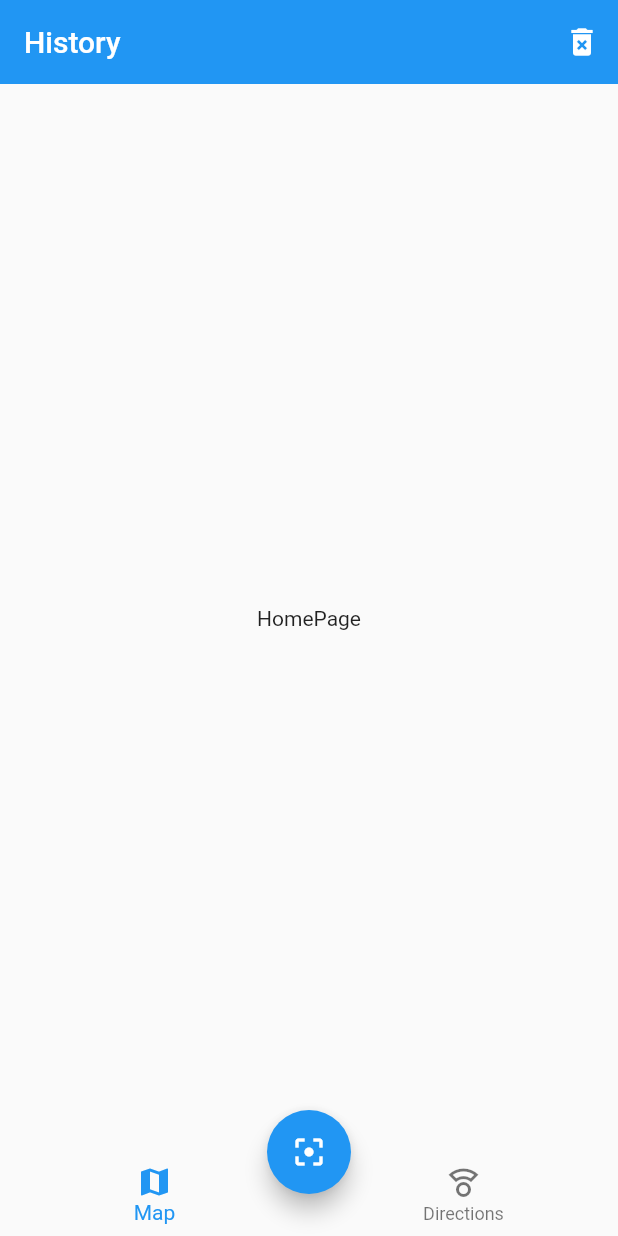
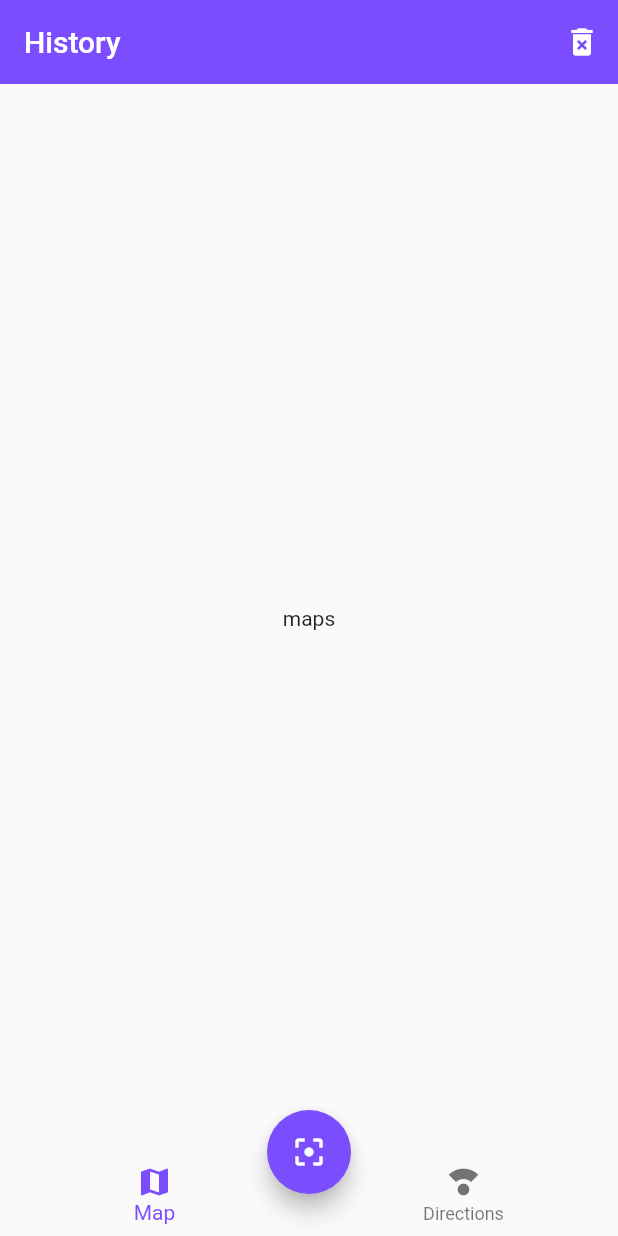
Before and after one commit to LuisRG98/qr-scanner, a Flutter app: the screen it shows after launch, after a tap on the "filter center focus" icon, on a phone screen of 412 x 824 dp. Run offline on Flutter 3.47's test engine with Material 2 defaults, Android fonts, the phone set to English and light mode, and no system bars; missing offline and left inert: flutter_barcode_scanner.

Commit message:
camera implemented

```diff
--- a/lib/main.dart
+++ b/lib/main.dart
@@ -1,4 +1,6 @@
 import 'package:flutter/material.dart';
+import 'package:provider/provider.dart';
+import 'package:qr_reader/providers/ui_provider.dart';
 
 import 'pages/pages.dart';
 
@@ -9,7 +11,13 @@ class MyApp extends StatelessWidget {
 
   @override
   Widget build(BuildContext context) {
-    return MaterialApp(
+    return MultiProvider(
+      providers: [
+        ChangeNotifierProvider(
+          create: (_) => UiProvider(),
+        )
+      ],
+      child: MaterialApp(
         debugShowCheckedModeBanner: false,
         title: 'Qr Reader',
         initialRoute: 'home',
@@ -17,6 +25,14 @@ class MyApp extends StatelessWidget {
           'home': (_) => const HomePage(),
           'map': (_) => const MapPage(),
         },
+        theme: ThemeData.light().copyWith(
+            primaryColor: Colors.deepPurpleAccent,
+            colorScheme:
+                const ColorScheme.light(primary: Colors.deepPurpleAccent),
+            floatingActionButtonTheme: const FloatingActionButtonThemeData(
+              backgroundColor: Colors.deepPurpleAccent,
+            )),
+      ),
     );
   }
 }
--- /dev/null
+++ b/lib/pages/directions_page.dart
@@ -0,0 +1,10 @@
+import 'package:flutter/material.dart';
+
+class DirectionsPage extends StatelessWidget {
+  const DirectionsPage({super.key});
+
+  @override
+  Widget build(BuildContext context) {
+    return Container();
+  }
+}
--- a/lib/pages/home_page.dart
+++ b/lib/pages/home_page.dart
@@ -1,4 +1,7 @@
 import 'package:flutter/material.dart';
+import 'package:provider/provider.dart';
+import 'package:qr_reader/pages/pages.dart';
+import 'package:qr_reader/providers/ui_provider.dart';
 
 import '../widgets/widgets.dart';
 
@@ -18,12 +21,30 @@ class HomePage extends StatelessWidget {
           ),
         ],
       ),
-      body: const Center(
-        child: Text('HomePage'),
-      ),
+      body: const _HomePageBody(),
       bottomNavigationBar: const CustomNavigatioBar(),
       floatingActionButton: const ScannButton(),
       floatingActionButtonLocation: FloatingActionButtonLocation.centerDocked,
     );
   }
 }
+
+class _HomePageBody extends StatelessWidget {
+  const _HomePageBody({super.key});
+
+  @override
+  Widget build(BuildContext context) {
+    final uiProvider = Provider.of<UiProvider>(context);
+
+    final currentIndex = uiProvider.selectedMenuOpt;
+
+    switch (currentIndex) {
+      case 0:
+        return const MapsPage();
+      case 1:
+        return const DirectionsPage();
+      default:
+        return const MapsPage();
+    }
+  }
+}
--- /dev/null
+++ b/lib/pages/maps_page.dart
@@ -0,0 +1,12 @@
+import 'package:flutter/material.dart';
+
+class MapsPage extends StatelessWidget {
+  const MapsPage({super.key});
+
+  @override
+  Widget build(BuildContext context) {
+    return Center(
+      child: Text('maps'),
+    );
+  }
+}
--- a/lib/pages/pages.dart
+++ b/lib/pages/pages.dart
@@ -1,2 +1,4 @@
 export 'package:qr_reader/pages/home_page.dart';
 export 'package:qr_reader/pages/map_page.dart';
+export 'package:qr_reader/pages/maps_page.dart';
+export 'package:qr_reader/pages/directions_page.dart';
--- /dev/null
+++ b/lib/providers/ui_provider.dart
@@ -0,0 +1,14 @@
+import 'package:flutter/material.dart';
+
+class UiProvider extends ChangeNotifier {
+  int _selectedMenuOpt = 0;
+
+  int get selectedMenuOpt {
+    return _selectedMenuOpt;
+  }
+
+  set setSelectedMenuOpt(int i) {
+    _selectedMenuOpt = i;
+    notifyListeners();
+  }
+}
--- a/lib/widgets/custom_navigator.dart
+++ b/lib/widgets/custom_navigator.dart
@@ -1,17 +1,24 @@
 import 'package:flutter/material.dart';
+import 'package:provider/provider.dart';
+
+import '../providers/ui_provider.dart';
 
 class CustomNavigatioBar extends StatelessWidget {
   const CustomNavigatioBar({super.key});
 
   @override
   Widget build(BuildContext context) {
+    final uiProvider = Provider.of<UiProvider>(context);
+
+    final currentIndex = uiProvider.selectedMenuOpt;
     return BottomNavigationBar(
+      onTap: (int i) => uiProvider.setSelectedMenuOpt = i,
+      currentIndex: currentIndex,
       elevation: 0,
       items: const [
         BottomNavigationBarItem(icon: Icon(Icons.map), label: 'Map'),
         BottomNavigationBarItem(
-            icon: Icon(Icons.compass_calibration_outlined),
-            label: 'Directions'),
+            icon: Icon(Icons.compass_calibration), label: 'Directions'),
       ],
     );
   }
--- a/lib/widgets/scan_button.dart
+++ b/lib/widgets/scan_button.dart
@@ -1,4 +1,5 @@
 import 'package:flutter/material.dart';
+import 'package:flutter_barcode_scanner/flutter_barcode_scanner.dart';
 
 class ScannButton extends StatelessWidget {
   const ScannButton({super.key});
@@ -6,8 +7,14 @@ class ScannButton extends StatelessWidget {
   @override
   Widget build(BuildContext context) {
     return FloatingActionButton(
-      child: const Icon(Icons.filter_center_focus),
-      onPressed: () {},
+      child: const Icon(
+        Icons.filter_center_focus,
+        color: Colors.white,
+      ),
+      onPressed: () async {
+        String barcodeScanRes = await FlutterBarcodeScanner.scanBarcode(
+            '#3D8BEF', 'Cancel', false, ScanMode.QR);
+      },
     );
   }
 }
--- a/pubspec.yaml
+++ b/pubspec.yaml
@@ -35,6 +35,10 @@ dependencies:
   # The following adds the Cupertino Icons font to your application.
   # Use with the CupertinoIcons class for iOS style icons.
   cupertino_icons: ^1.0.2
+  provider: ^6.0.5
+  flutter_barcode_scanner: ^2.0.0
+  sqflite: ^2.2.6
+  path_provider: ^2.0.14
 
 dev_dependencies:
   flutter_test:
```
Also changed, not shown: lib/models/scan_model.dart (added), pubspec.lock. Lines whose indentation alone changed are shown as unchanged.
